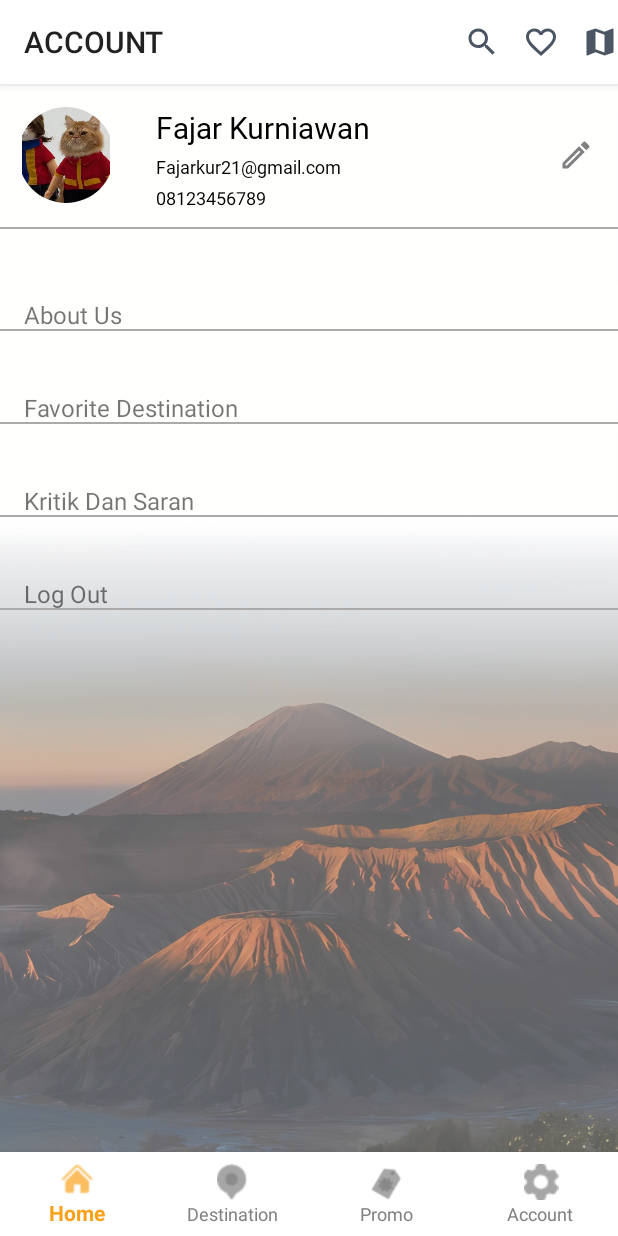
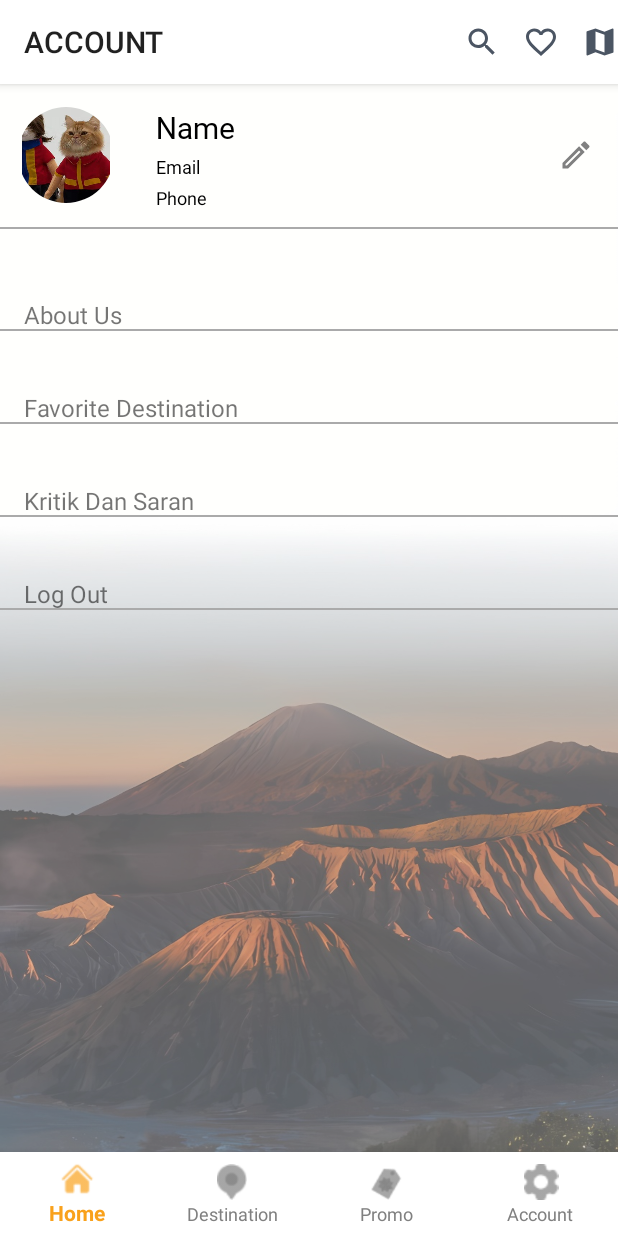
Before and after one commit to Rite12/Travelmate, an Android app: the fragment AccountFragment placed in its activity, on a phone screen of 412 x 824 dp. Run offline under Robolectric (Android 15) with nearby library versions, the phone set to English and light mode, and no system bars; our stand-ins replace Firebase (no records; nobody signed in at launch, a user with empty details on screens opened directly).

Commit message:
version 1.0.8 adding Dynamic name,email, and phone, and redesigne the whole register.kt, and Login.kt

```diff
--- a/app/build.gradle.kts
+++ b/app/build.gradle.kts
@@ -75,6 +75,7 @@ dependencies {
     implementation(libs.play.services.maps)
     implementation(libs.firebase.database)
     implementation(libs.glide)
+    implementation(libs.firebase.firestore.ktx)
     testImplementation(libs.junit)
     androidTestImplementation(libs.androidx.junit)
     androidTestImplementation(libs.androidx.espresso.core)
--- a/app/src/main/AndroidManifest.xml
+++ b/app/src/main/AndroidManifest.xml
@@ -11,10 +11,6 @@
         android:roundIcon="@mipmap/ic_launcher_round"
         android:supportsRtl="true"
         android:theme="@style/Theme.AppCompat">
-        <activity
-            android:name=".ui.theme.PromoActivitiy"
-            android:exported="false"
-            android:theme="@style/Theme.AppCompat" />
         <activity
             android:name=".MainActivity"
             android:exported="true"
--- a/app/src/main/java/com/example/travelmate/AccountFragment.kt
+++ b/app/src/main/java/com/example/travelmate/AccountFragment.kt
@@ -1,7 +1,9 @@
 package com.example.travelmate
 
+import android.annotation.SuppressLint
 import android.content.Intent
 import android.os.Bundle
+import android.util.Log
 import android.view.LayoutInflater
 import android.view.View
 import android.view.ViewGroup
@@ -11,15 +13,46 @@ import android.widget.Toast
 import androidx.fragment.app.Fragment
 import androidx.fragment.app.FragmentTransaction
 import com.example.travelmate.ui.theme.LoginActivity
+import com.google.firebase.auth.FirebaseAuth
+import com.google.firebase.firestore.FirebaseFirestore
 
 class AccountFragment : Fragment() {
+
+    private lateinit var auth: FirebaseAuth
+    private lateinit var db: FirebaseFirestore
+
 
     override fun onCreateView(
         inflater: LayoutInflater, container: ViewGroup?,
         savedInstanceState: Bundle?
     ): View? {
-        // Inflate the layout for this fragment
-        return inflater.inflate(R.layout.fragment_account, container, false)
+        val view = inflater.inflate(R.layout.fragment_account, container, false)
+        auth = FirebaseAuth.getInstance()
+        db = FirebaseFirestore.getInstance()
+
+        val tvName = view.findViewById<TextView>(R.id.Name)
+        val tvEmail = view.findViewById<TextView>(R.id.Email)
+        val tvPhone = view.findViewById<TextView>(R.id.phone)
+
+        val currentUser = auth.currentUser
+        currentUser?.let {
+            db.collection("users").document(it.uid)
+                .get()
+                .addOnSuccessListener { document ->
+                    if (document != null && document.exists()) {
+                        tvName.text = document.getString("name")
+                        tvEmail.text = document.getString("email")
+                        tvPhone.text = document.getString("phone")
+                    } else {
+                        Log.d("UserFragment", "No such document")
+                    }
+                }
+                .addOnFailureListener { exception ->
+                    Log.d("UserFragment", "get failed with ", exception)
+                }
+        }
+
+        return view
     }
 
     override fun onViewCreated(view: View, savedInstanceState: Bundle?) {
@@ -30,6 +63,11 @@ class AccountFragment : Fragment() {
             val intent = Intent(activity, LoginActivity::class.java)
             startActivity(intent)
             Toast.makeText(activity, "Logout Berhasil", Toast.LENGTH_SHORT).show()
+        }
+        val feedback: TextView = view.findViewById(R.id.tvKritikDanSaran)
+        feedback.setOnClickListener {
+            val feedbackFragment = FeedbackFragment()
+            replaceFragment(feedbackFragment)
         }
         val MapListiew: ImageView = view.findViewById<ImageView>(R.id.ic_map)
         MapListiew.setOnClickListener {
--- a/app/src/main/java/com/example/travelmate/ui/theme/Login.kt
+++ b/app/src/main/java/com/example/travelmate/ui/theme/Login.kt
@@ -12,6 +12,7 @@ import android.widget.Toast
 import androidx.appcompat.app.AppCompatActivity
 import com.example.travelmate.R
 import com.google.firebase.auth.FirebaseAuth
+import com.google.firebase.firestore.FirebaseFirestore
 
 
 class LoginActivity : AppCompatActivity() {
@@ -25,6 +26,8 @@ class LoginActivity : AppCompatActivity() {
     private lateinit var appleLoginButton: Button
     private lateinit var sharedPreferences: SharedPreferences
     private lateinit var auth: FirebaseAuth
+    private lateinit var db : FirebaseFirestore
+
 
 
     @SuppressLint("MissingInflatedId")
@@ -37,6 +40,7 @@ class LoginActivity : AppCompatActivity() {
         rememberMeCheckBox = findViewById(R.id.rememberMeCheckBox)
         loginButton = findViewById(R.id.loginButton)
         auth = FirebaseAuth.getInstance()
+        db = FirebaseFirestore.getInstance()
 
 
         val registerTextView = findViewById<TextView>(R.id.textview3)
--- /dev/null
+++ b/app/src/main/res/drawable/ic_send.xml
@@ -0,0 +1,5 @@
+<vector xmlns:android="http://schemas.android.com/apk/res/android" android:autoMirrored="true" android:height="24dp" android:tint="#000000" android:viewportHeight="24" android:viewportWidth="24" android:width="24dp">
+
+    <path android:fillColor="@android:color/white" android:pathData="M4.01,6.03l7.51,3.22 -7.52,-1 0.01,-2.22m7.5,8.72L4,17.97v-2.22l7.51,-1M2.01,3L2,10l15,2 -15,2 0.01,7L23,12 2.01,3z"/>
+
+</vector>
--- a/app/src/main/res/layout/fragment_account.xml
+++ b/app/src/main/res/layout/fragment_account.xml
@@ -100,11 +100,11 @@
             android:id="@+id/phone"
             android:layout_width="wrap_content"
             android:layout_height="wrap_content"
-            android:layout_below="@+id/textView7"
+            android:layout_below="@+id/Email"
             android:layout_marginStart="20dp"
             android:layout_marginTop="4dp"
+            android:text="Phone"
             android:layout_toEndOf="@+id/profilePicture"
-            android:text="08123456789"
             android:textColor="@color/black"
             android:textSize="12sp" />
 
@@ -125,22 +125,22 @@
             android:layout_height="wrap_content"
             android:layout_alignParentTop="true"
             android:layout_marginStart="20dp"
+            android:text="Name"
             android:layout_marginTop="0dp"
             android:layout_toEndOf="@+id/profilePicture"
             android:fontFamily="@font/robotor"
-            android:text="Fajar Kurniawan"
             android:textColor="@color/black"
             android:textSize="20sp" />
 
         <TextView
-            android:id="@+id/textView7"
+            android:id="@+id/Email"
             android:layout_width="wrap_content"
             android:layout_height="wrap_content"
+            android:text="Email"
             android:layout_below="@+id/Name"
             android:layout_marginStart="20dp"
             android:layout_marginTop="4dp"
             android:layout_toEndOf="@+id/profilePicture"
-            android:text="Fajarkur21@gmail.com"
             android:fontFamily="@font/robotor"
 
             android:textColor="@color/black"
--- a/app/src/main/res/values/styles.xml
+++ b/app/src/main/res/values/styles.xml
@@ -36,5 +36,10 @@
         <item name="cornerSize">50%</item>
         <item name="color">@color/white</item>
     </style>
+    <style name="card_border" parent="">
+        <item name="cornerFamily">rounded</item>
+        <item name="cornerSize">15dp</item>
+        <item name="color">@color/white</item>
+    </style>
 
 </resources>
--- a/gradle/libs.versions.toml
+++ b/gradle/libs.versions.toml
@@ -24,6 +24,7 @@ cardview = "1.0.0"
 playServicesMaps = "18.2.0"
 firebaseDatabase = "21.0.0"
 glide = "5.0.0-rc01"
+firebaseFirestoreKtx = "25.0.0"
 
 [libraries]
 androidx-core-ktx = { group = "androidx.core", name = "core-ktx", version.ref = "coreKtx" }
@@ -55,6 +56,7 @@ androidx-cardview = { group = "androidx.cardview", name = "cardview", version.re
 play-services-maps = { group = "com.google.android.gms", name = "play-services-maps", version.ref = "playServicesMaps" }
 firebase-database = { group = "com.google.firebase", name = "firebase-database", version.ref = "firebaseDatabase" }
 glide = { group = "com.github.bumptech.glide", name = "glide", version.ref = "glide" }
+firebase-firestore-ktx = { group = "com.google.firebase", name = "firebase-firestore-ktx", version.ref = "firebaseFirestoreKtx" }
 
 [plugins]
 android-application = { id = "com.android.application", version.ref = "agp" }
```
Also changed, not shown: app/src/main/java/com/example/travelmate/Feedback.kt (added, +80 -0 lines), app/src/main/java/com/example/travelmate/ui/theme/Register.kt (+24 -15 lines), app/src/main/res/layout/fragment_feedback.xml (added, +72 -0 lines).
